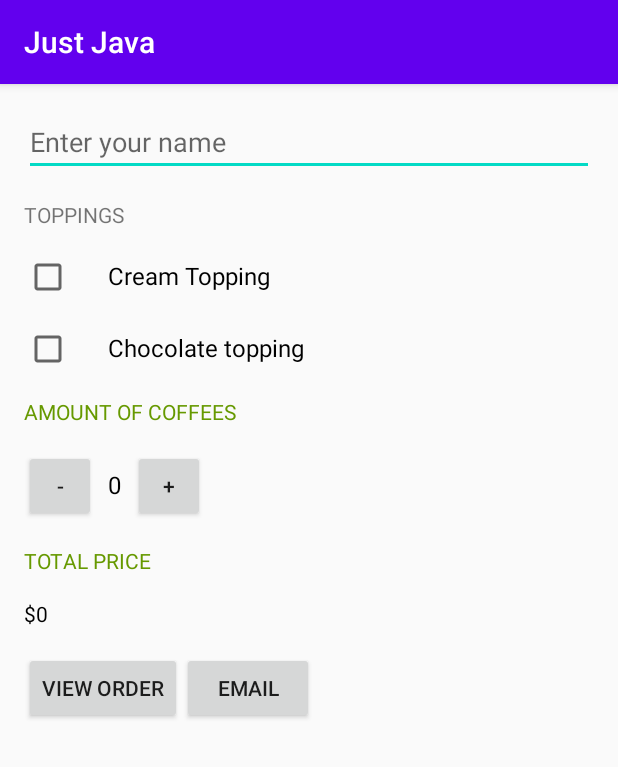
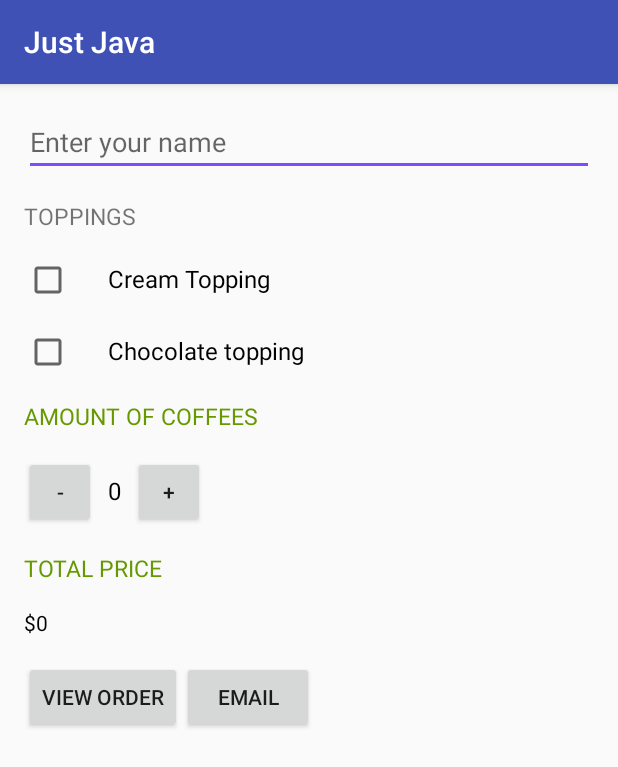
Before and after one commit to manurtinez/JustJavaApp, an Android app: the screen it shows after launch (MainActivity), on a phone screen of 412 x 824 dp. Shown: the top 767 px of the screen. Run offline under Robolectric (Android 15) with nearby library versions, the phone set to English and light mode, and no system bars.

Commit message:
changing theme colors

```diff
--- a/app/src/main/res/layout/activity_main.xml
+++ b/app/src/main/res/layout/activity_main.xml
@@ -25,7 +25,7 @@
             android:layout_height="wrap_content"
             android:layout_marginBottom="16dp"
             android:text="@string/toppings"
-            android:textAllCaps="true" />
+            style="@style/HeaderTextStyle"/>
 
         <LinearLayout
             android:layout_width="wrap_content"
@@ -70,7 +70,7 @@
             android:layout_height="wrap_content"
             android:layout_marginBottom="16dp"
             android:text="@string/coffeeAmount"
-            android:textAllCaps="true"
+            style="@style/HeaderTextStyle"
             android:textColor="@android:color/holo_green_dark" />
 
         <LinearLayout
@@ -109,7 +109,7 @@
             android:layout_marginTop="16dp"
             android:layout_marginBottom="16dp"
             android:text="@string/totalPrice"
-            android:textAllCaps="true"
+            style="@style/HeaderTextStyle"
             android:textColor="@android:color/holo_green_dark" />
 
         <TextView
--- a/app/src/main/res/values/colors.xml
+++ b/app/src/main/res/values/colors.xml
@@ -1,6 +1,6 @@
 <?xml version="1.0" encoding="utf-8"?>
 <resources>
-    <color name="colorPrimary">#6200EE</color>
-    <color name="colorPrimaryDark">#3700B3</color>
-    <color name="colorAccent">#03DAC5</color>
+    <color name="colorPrimary">#3F51B5</color>
+    <color name="colorPrimaryDark">#303F9F</color>
+    <color name="colorAccent">#7C4DFF</color>
 </resources>
--- a/app/src/main/res/values/styles.xml
+++ b/app/src/main/res/values/styles.xml
@@ -7,4 +7,12 @@
         <item name="colorAccent">@color/colorAccent</item>
     </style>
 
+    <style name="HeaderTextStyle">
+        <item name="android:layout_width">wrap_content</item>
+        <item name="android:layout_height">48dp</item>
+        <item name="android:textAllCaps">true</item>
+        <item name="android:gravity">center_vertical</item>
+        <item name="android:textSize">15dp</item>
+    </style>
+
 </resources>
```
